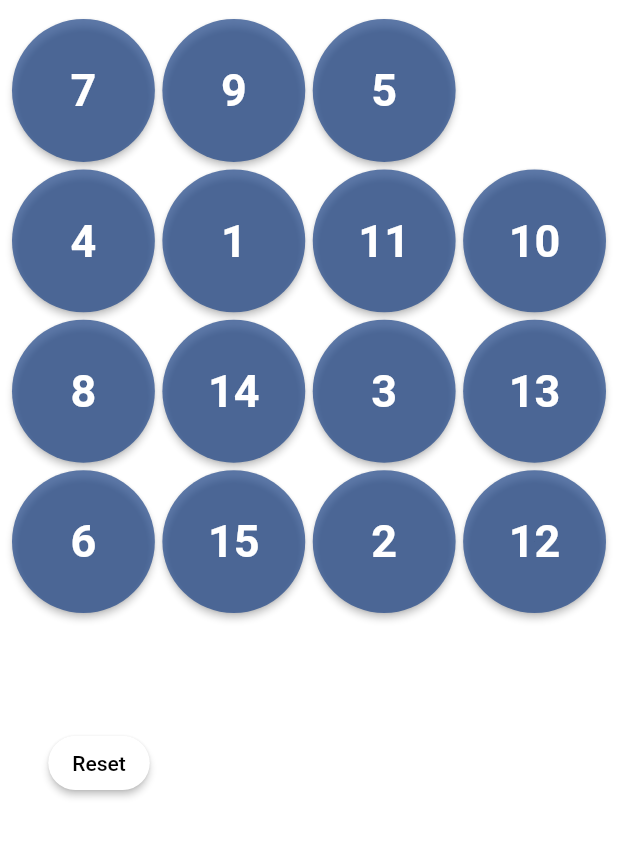
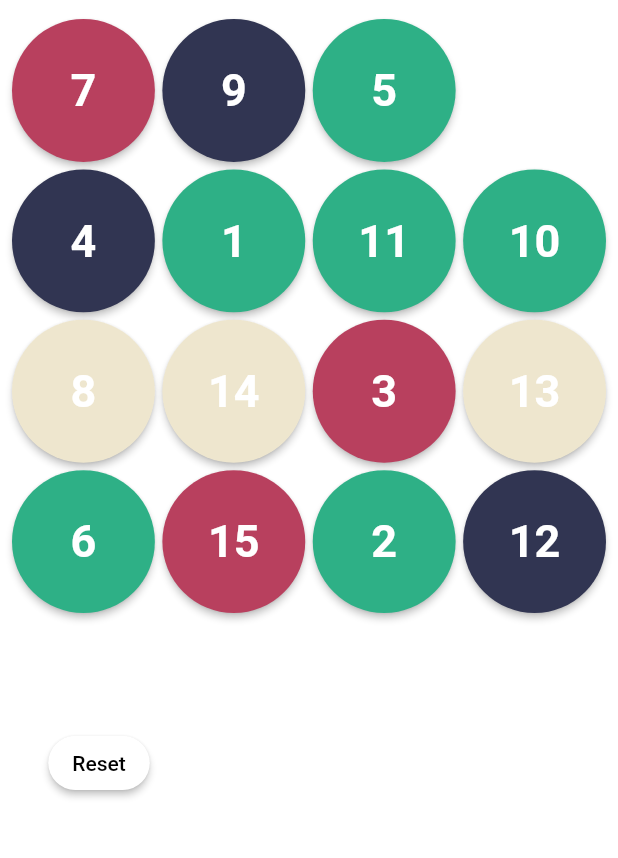
Before and after one commit to akashsivanandan99/supreme-giggle, a Flutter app: the screen it shows after launch, on a phone screen of 412 x 824 dp, the part 113-971 px from its top. Run offline on Flutter 3.47's test engine with Material 2 defaults, Android fonts, the phone set to English and light mode, and no system bars.

Commit message:
Fixed the issue with the colour shuffle

```diff
--- a/lib/widgets/Grid.dart
+++ b/lib/widgets/Grid.dart
@@ -1,6 +1,7 @@
+import 'dart:math';
+
 import 'package:flutter/material.dart';
 import 'GridButton.dart';
-import 'dart:math' as math;
 import 'package:slidingpuzzle/themes/color_palettes.dart';
 
 class Grid extends StatelessWidget {
@@ -14,6 +15,7 @@ class Grid extends StatelessWidget {
   Widget build(BuildContext context) {
     var height = size.height;
     var width = size.width;
+    var random = Random();
     return Container(
       height: height * 0.60,
       width: width * 0.60,
@@ -31,9 +33,9 @@ class Grid extends StatelessWidget {
                 ? GridButton("${numbers[index]}", () {
                     clickGrid(index);
                   },
-                    Color((math.Random().nextDouble() * 0xFFFFFF).toInt())
-                        .withOpacity(0.7))
-                // ((retro_colors..shuffle()).first))
+                    // Color((Random().nextDouble() * 0xFFFFFF).toInt())
+                    //     .withOpacity(0.7))
+                    retro_colors[random.nextInt(retro_colors.length)])
                 : SizedBox.shrink();
           },
         ),
```
